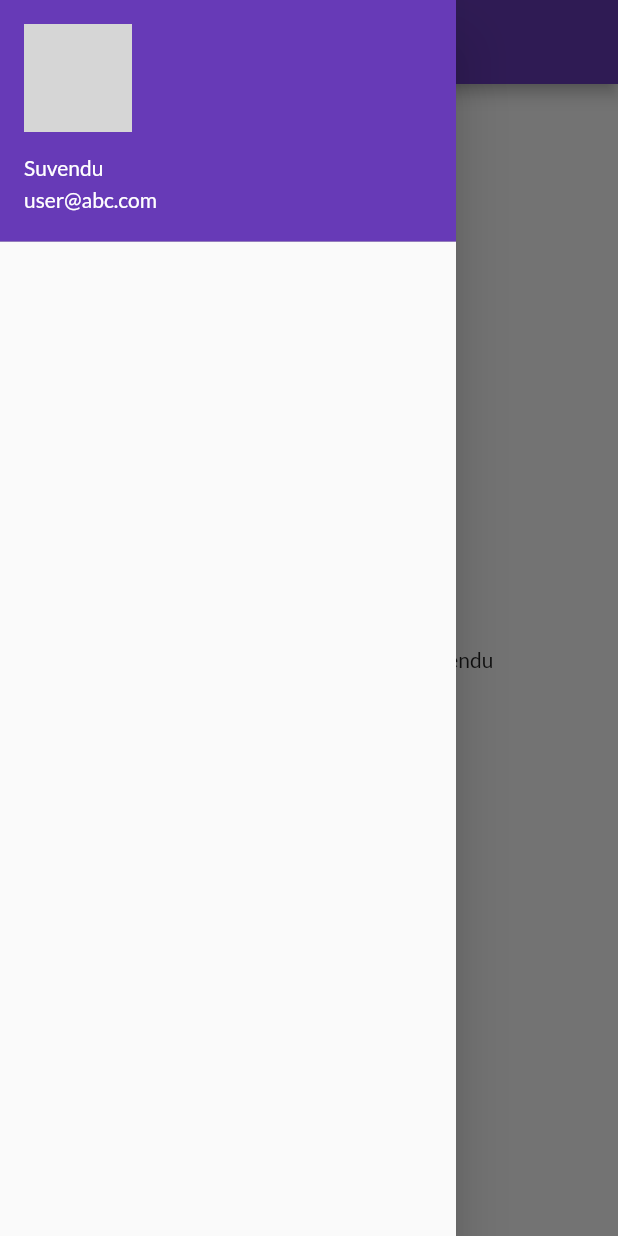
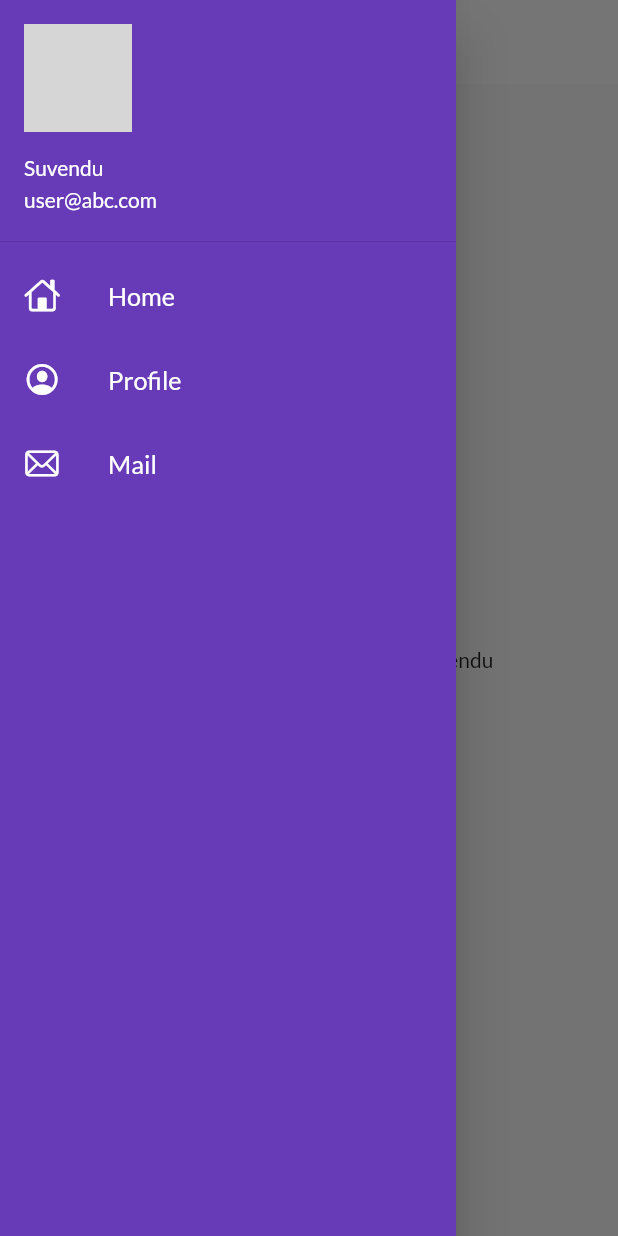
Before and after one commit to mithun2020ait/Fluttre-myapp, a Flutter app: the screen it shows after launch, with the side drawer open, on a phone screen of 412 x 824 dp. Run offline on Flutter 3.47's test engine with Material 2 defaults, Android fonts, the phone set to English and light mode, and no system bars; our stand-ins replace google_fonts; network calls fail; grey boxes are pictures that could not be loaded.

Commit message:
theme added

```diff
--- a/lib/main.dart
+++ b/lib/main.dart
@@ -5,6 +5,7 @@ import 'package:myapp/pages/home_page.dart';
 import 'package:myapp/pages/logein_page.dart';
 import 'package:google_fonts/google_fonts.dart';
 import 'package:myapp/utlis/routs.dart';
+import 'package:myapp/widgets/themes.dart';
 
 void main() {
   runApp(const MyApp());
@@ -19,9 +20,8 @@ class MyApp extends StatelessWidget {
     return MaterialApp(
 
       themeMode: ThemeMode.light,
-      theme: ThemeData(primarySwatch: Colors.deepPurple,
-      fontFamily: GoogleFonts.lato().fontFamily,
-      ),
+      theme: MyTheme.lightTheme(context),
+      darkTheme: MyTheme.darkTheme(context),
       debugShowCheckedModeBanner: false,
       initialRoute: MyRouts.homeRout,
       routes: {
--- a/lib/widgets/drawer.dart
+++ b/lib/widgets/drawer.dart
@@ -1,5 +1,6 @@
 // ignore_for_file: use_key_in_widget_constructors, prefer_const_constructors
 
+import 'package:flutter/cupertino.dart';
 import 'package:flutter/material.dart';
 
 class MyDrawer extends StatelessWidget {
@@ -8,6 +9,8 @@ class MyDrawer extends StatelessWidget {
     final imageUrl =
     "https://feeds.abplive.com/onecms/images/uploaded-images/2021/07/09/776bd59d97589ac15163b9444919e31a_original.jpg?impolicy=abp_images&imwidth=720";
     return Drawer(
+      child: Container(
+        color: Colors.deepPurple,
         child: ListView(
           children: [
             DrawerHeader(
@@ -20,8 +23,45 @@ class MyDrawer extends StatelessWidget {
                   backgroundImage:  NetworkImage(imageUrl),
                 ),
               ),
-          )
+            ),
+            ListTile(
+              leading: Icon(
+                CupertinoIcons.home,
+                color: Colors.white
+              ),
+              title: Text("Home",
+              textScaleFactor: 1.2,
+              style: TextStyle(
+                color: Colors.white
+              ),
+              ),
+            ),
+            ListTile(
+              leading: Icon(
+                CupertinoIcons.profile_circled,
+                color: Colors.white
+              ),
+              title: Text("Profile",
+              textScaleFactor: 1.2,
+              style: TextStyle(
+                color: Colors.white
+              ),
+              ),
+            ),
+            ListTile(
+              leading: Icon(
+                CupertinoIcons.mail,
+                color: Colors.white
+              ),
+              title: Text("Mail",
+              textScaleFactor: 1.2,
+              style: TextStyle(
+                color: Colors.white
+              ),
+              ),
+            ),
           ],
+        ),
       ),
     );
   }
--- /dev/null
+++ b/lib/widgets/themes.dart
@@ -0,0 +1,18 @@
+import 'package:flutter/material.dart';
+import 'package:google_fonts/google_fonts.dart';
+
+class MyTheme {
+  static ThemeData lightTheme(BuildContext context) => ThemeData(
+      primarySwatch: Colors.deepPurple,
+      fontFamily: GoogleFonts.lato().fontFamily,
+      appBarTheme: AppBarTheme(
+          color: Colors.white,
+          elevation: 0.0,
+          iconTheme: IconThemeData(color: Color.fromRGBO(0, 0, 0, 1)),
+          toolbarTextStyle: Theme.of(context).textTheme.bodyText2,
+          titleTextStyle: Theme.of(context).textTheme.headline6));
+
+  static ThemeData darkTheme(BuildContext context) => ThemeData(
+        brightness: Brightness.dark,
+      );
+}
```
Also changed, not shown: lib/models/catalog.dart (added). Lines whose indentation alone changed are shown as unchanged.
